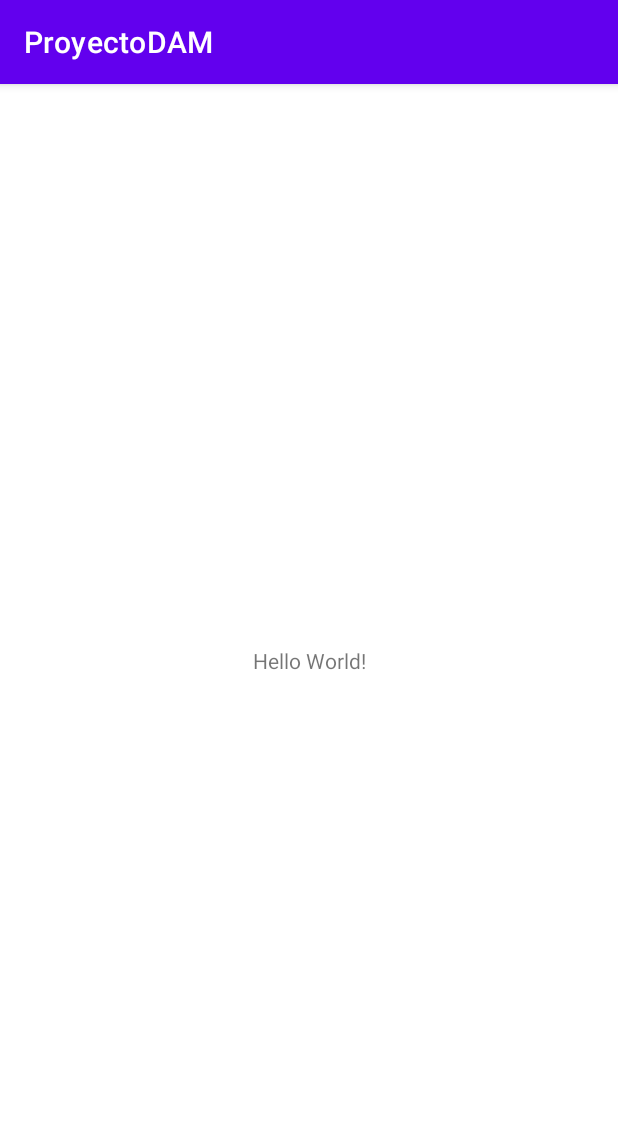
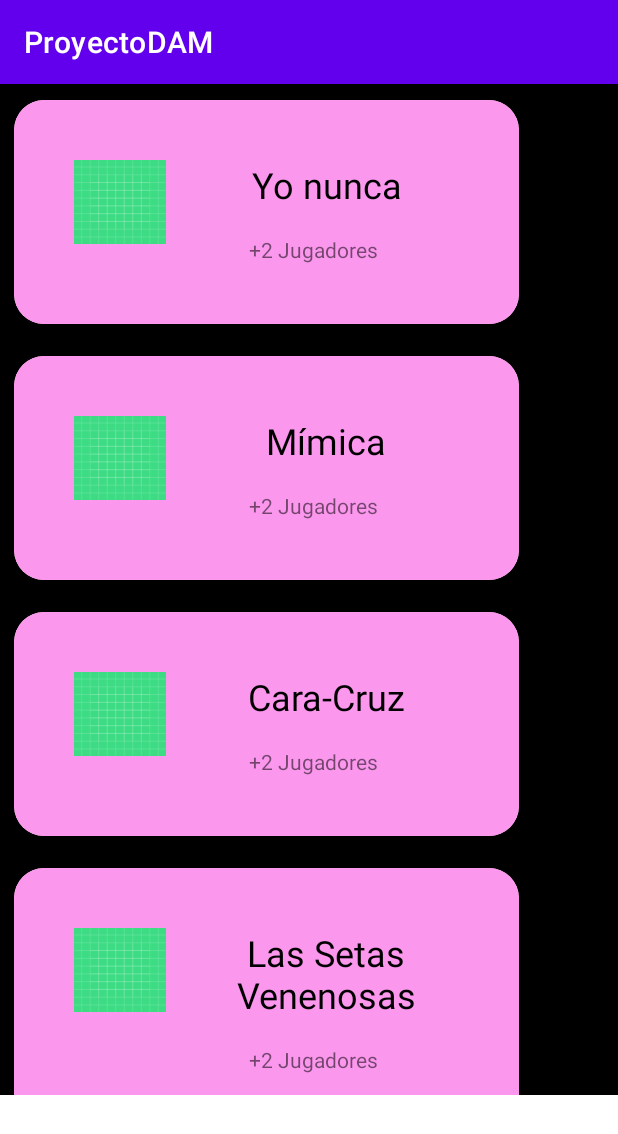
Before and after one commit to Jony8gf/ProyectoDAM, an Android app: the screen it shows after launch (MainActivity), on a phone screen of 412 x 824 dp. Shown: the top 1134 px of the screen. Run offline under Robolectric (Android 15) with nearby library versions, the phone set to English and light mode, and no system bars.

Commit message:
RecyclerView Menu

```diff
--- /dev/null
+++ b/app/src/main/java/com/app/myapplication/ItemListener.java
@@ -0,0 +1,5 @@
+package com.app.myapplication;
+
+public interface ItemListener {
+    void onClick(int position);
+}
--- /dev/null
+++ b/app/src/main/java/com/app/myapplication/ListAdapter.java
@@ -0,0 +1,79 @@
+package com.app.myapplication;
+
+import android.content.Context;
+import android.view.LayoutInflater;
+import android.view.View;
+import android.view.ViewGroup;
+import android.widget.ImageView;
+import android.widget.TextView;
+
+import androidx.recyclerview.widget.RecyclerView;
+
+import java.util.List;
+
+public class ListAdapter extends RecyclerView.Adapter<ListAdapter.ViewHolder> {
+
+    private List<ListElement> mData;
+    private LayoutInflater mInflater;
+    private Context context;
+    private ItemListener itemListener;
+
+
+    public ListAdapter(List<ListElement> itemList, Context context, ItemListener itemListener){
+        this.mInflater = LayoutInflater.from(context);
+        this.context =context;
+        this.mData=itemList;
+        this.itemListener = itemListener;
+    }
+
+
+    @Override
+    public int getItemCount() {return  mData.size();}
+
+    @Override
+    public ListAdapter.ViewHolder onCreateViewHolder(ViewGroup parent, int viewType){
+        View view = mInflater.inflate(R.layout.list_element, null);
+        return new ListAdapter.ViewHolder(view, itemListener);
+    }
+
+    @Override
+    public void onBindViewHolder(final ListAdapter.ViewHolder holder, final int position){
+        holder.bindData(mData.get(position));
+
+    }
+
+    public void setItems(List<ListElement> items) { mData = items;}
+
+
+
+    public static class ViewHolder extends RecyclerView.ViewHolder{
+        public View containerLayout;
+        public View txtNumber;
+        ImageView iconImage;
+        TextView name, personas;
+
+        ViewHolder(View itemView, final ItemListener itemListener){
+            super(itemView);
+            iconImage = itemView.findViewById(R.id.iconImageView);
+            name = itemView.findViewById(R.id.minijuego);
+            personas = itemView.findViewById(R.id.personas);
+            itemView.setOnClickListener(new View.OnClickListener() {
+                @Override
+                public void onClick(View v) {
+                    itemListener.onClick(getAdapterPosition());
+                }
+            });
+        }
+
+        void bindData (final ListElement item){
+            iconImage.setBackgroundResource(item.getColor());
+            name.setText(item.getNombre());
+            personas.setText(item.getJugadores());
+        }
+
+    }
+    public  interface  RecyclerItemClick{
+        void itemClick(ViewHolder list);
+    }
+
+}
--- /dev/null
+++ b/app/src/main/java/com/app/myapplication/ListElement.java
@@ -0,0 +1,42 @@
+package com.app.myapplication;
+
+import java.io.Serializable;
+
+public class ListElement implements Serializable {
+
+    public int color;
+    public String nombre;
+    public String jugadores;
+
+
+    public ListElement(int color, String nombre, String jugadores) {
+        this.color = color;
+        this.nombre = nombre;
+        this.jugadores = jugadores;
+    }
+
+    public int getColor() {
+        return color;
+    }
+
+    public void setColor(int color) {
+        this.color = color;
+    }
+
+    public String getNombre() {
+        return nombre;
+    }
+
+    public void setNombre(String nombre) {
+        this.nombre = nombre;
+    }
+
+    public String getJugadores() {
+        return jugadores;
+    }
+
+    public void setJugadores(String jugadores) {
+        this.jugadores = jugadores;
+    }
+
+}
--- a/app/src/main/java/com/app/myapplication/MainActivity.java
+++ b/app/src/main/java/com/app/myapplication/MainActivity.java
@@ -1,14 +1,67 @@
 package com.app.myapplication;
 
 import androidx.appcompat.app.AppCompatActivity;
+import androidx.cardview.widget.CardView;
+import androidx.recyclerview.widget.LinearLayoutManager;
+import androidx.recyclerview.widget.RecyclerView;
 
+import android.content.Intent;
+import android.graphics.Color;
 import android.os.Bundle;
+import android.widget.RelativeLayout;
+import android.widget.Toast;
 
-public class MainActivity extends AppCompatActivity {
+import java.util.ArrayList;
+import java.util.List;
+
+public class MainActivity extends AppCompatActivity implements ItemListener{
+
+    List<ListElement> elements;
+    String posicionElemento;
+    int posiciomiento;
 
     @Override
     protected void onCreate(Bundle savedInstanceState) {
         super.onCreate(savedInstanceState);
         setContentView(R.layout.activity_main);
+
+
+
+        init();
+    }
+
+
+    public void init() {
+
+        RecyclerView recyclerView = findViewById(R.id.recyclerview);
+        recyclerView.setHasFixedSize(true);
+        recyclerView.setLayoutManager(new LinearLayoutManager(this));
+
+
+
+        elements = new ArrayList<ListElement>();
+        elements.add(new ListElement(R.drawable.ic_launcher_background, "Yo nunca", "+2 Jugadores"));
+        elements.add(new ListElement(R.drawable.ic_launcher_background, "Mímica", "+2 Jugadores"));
+        elements.add(new ListElement(R.drawable.ic_launcher_background, "Cara-Cruz", "+2 Jugadores"));
+        elements.add(new ListElement(R.drawable.ic_launcher_background, "Las Setas Venenosas", "+2 Jugadores"));
+
+        ListAdapter listAdapter = new ListAdapter(elements,
+                this, this);
+
+        recyclerView.setAdapter(listAdapter);
+
+    }
+
+
+    @Override
+    public void onClick(int position) {
+        posicionElemento = elements.get(position).getNombre();
+        Toast.makeText(this, posicionElemento, Toast.LENGTH_SHORT).show();
+
+        /*
+        if (posicionElemento.equals("Yo nunca")) {
+            Intent intent = new Intent(this, MainActivity2_YoNunca.class);
+            startActivity(intent);
+        }*/
     }
 }
--- a/app/src/main/res/layout/activity_main.xml
+++ b/app/src/main/res/layout/activity_main.xml
@@ -1,18 +1,25 @@
 <?xml version="1.0" encoding="utf-8"?>
-<androidx.constraintlayout.widget.ConstraintLayout xmlns:android="http://schemas.android.com/apk/res/android"
+<RelativeLayout xmlns:android="http://schemas.android.com/apk/res/android"
     xmlns:app="http://schemas.android.com/apk/res-auto"
     xmlns:tools="http://schemas.android.com/tools"
     android:layout_width="match_parent"
     android:layout_height="match_parent"
     tools:context=".MainActivity">
 
-    <TextView
-        android:layout_width="wrap_content"
-        android:layout_height="wrap_content"
-        android:text="Hello World!"
-        app:layout_constraintBottom_toBottomOf="parent"
-        app:layout_constraintLeft_toLeftOf="parent"
-        app:layout_constraintRight_toRightOf="parent"
-        app:layout_constraintTop_toTopOf="parent" />
+    <androidx.recyclerview.widget.RecyclerView
+        android:id="@+id/recyclerview"
+        android:layout_width="match_parent"
+        android:layout_height="674dp"
+        android:layout_alignParentStart="true"
+        android:layout_alignParentTop="true"
+        android:layout_alignParentEnd="true"
+        android:layout_marginStart="0dp"
+        android:layout_marginTop="0dp"
+        android:layout_marginEnd="0dp"
+        android:background="#000000"
+        app:layout_constraintEnd_toEndOf="parent"
+        app:layout_constraintHorizontal_bias="1.0"
+        app:layout_constraintStart_toStartOf="parent"
+        app:layout_constraintVertical_bias="1.0" />
 
-</androidx.constraintlayout.widget.ConstraintLayout>
+</RelativeLayout>
--- /dev/null
+++ b/app/src/main/res/layout/list_element.xml
@@ -0,0 +1,58 @@
+<?xml version="1.0" encoding="utf-8"?>
+<androidx.cardview.widget.CardView xmlns:android="http://schemas.android.com/apk/res/android"
+        xmlns:app="http://schemas.android.com/apk/res-auto"
+        xmlns:tools="http://schemas.android.com/tools"
+        android:id="@+id/cv"
+        android:layout_width="match_parent"
+        android:layout_height="wrap_content"
+        android:animateLayoutChanges="true"
+        app:cardCornerRadius="20dp"
+        app:cardElevation="3dp"
+        app:cardUseCompatPadding="true">
+
+        <LinearLayout
+            android:layout_width="match_parent"
+            android:layout_height="wrap_content"
+            android:animateLayoutChanges="true"
+            android:orientation="vertical" >
+
+            <RelativeLayout
+                android:id="@+id/rvColor"
+                android:layout_width="match_parent"
+                android:layout_height="wrap_content"
+                android:background="#fc97ee"
+                android:orientation="horizontal"
+                android:padding="40dp">
+
+
+                <ImageView
+                    android:id="@+id/iconImageView"
+                    android:layout_width="61dp"
+                    android:layout_height="56dp"
+                    tools:srcCompat="@drawable/ic_launcher_background" />
+
+                <TextView
+                    android:id="@+id/minijuego"
+                    android:layout_width="177dp"
+                    android:layout_height="wrap_content"
+                    android:layout_marginStart="18dp"
+                    android:layout_toEndOf="@+id/iconImageView"
+                    android:text="Yo Nunca"
+                    android:textAlignment="center"
+                    android:textColor="#000000"
+                    android:textSize="24sp" />
+
+                <TextView
+                    android:id="@+id/personas"
+                    android:layout_width="wrap_content"
+                    android:layout_height="wrap_content"
+                    android:layout_below="@+id/minijuego"
+                    android:layout_marginStart="55dp"
+                    android:layout_marginTop="17dp"
+                    android:layout_toEndOf="@+id/iconImageView"
+                    android:text="+2 Jugadores" />
+
+            </RelativeLayout>
+        </LinearLayout>
+
+</androidx.cardview.widget.CardView>
```
